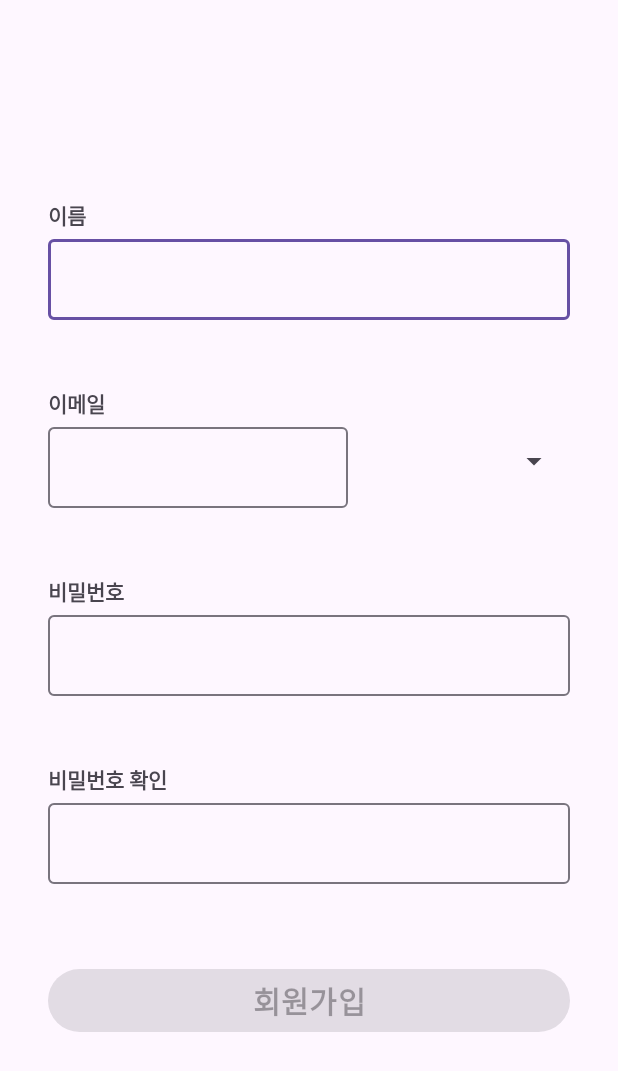
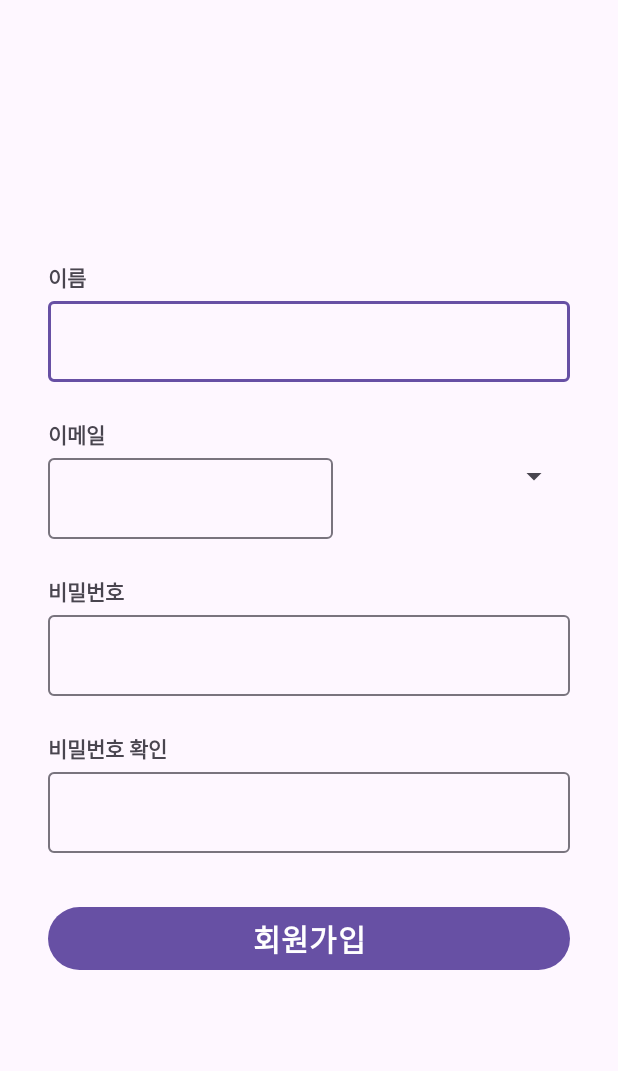
Before and after one commit to sungj5lee/challengeHW1, an Android app: the layout activity_main.xml on its own in the app's theme, with its tools: preview values and no code run, on a phone screen of 412 x 824 dp. Shown: the top 1071 px of the screen. Run offline under Robolectric (Android 15) with nearby library versions, the phone set to English and light mode, and no system bars.

Commit message:
Model, View, ViewModel 만듬

```diff
--- a/app/src/main/res/layout/activity_main.xml
+++ b/app/src/main/res/layout/activity_main.xml
@@ -30,8 +30,7 @@
             android:layout_height="wrap_content"
             android:layout_marginStart="32dp"
             android:layout_marginEnd="32dp"
-            app:errorEnabled="true"
-            app:errorIconDrawable="@null"
+            app:errorEnabled="@{viewModel.nameErrorEnabled}"
             app:layout_constraintBottom_toTopOf="@+id/email"
             app:layout_constraintEnd_toEndOf="parent"
             app:layout_constraintStart_toStartOf="parent"
@@ -62,13 +61,14 @@
 
         <com.google.android.material.textfield.TextInputLayout
             android:id="@+id/loEmail"
-            android:layout_width="200dp"
+            android:layout_width="190dp"
             android:layout_height="wrap_content"
             android:layout_marginStart="32dp"
             app:layout_constraintBottom_toTopOf="@+id/pwd"
             app:layout_constraintStart_toStartOf="parent"
             app:layout_constraintTop_toBottomOf="@+id/email"
-            app:errorEnabled="true">
+            app:errorEnabled="@{viewModel.emailErrorEnabled}"
+            >
 
             <com.google.android.material.textfield.TextInputEditText
                 android:id="@+id/etEmail"
@@ -99,7 +99,7 @@
             android:layout_height="wrap_content"
             android:layout_marginStart="32dp"
             android:layout_marginEnd="32dp"
-            app:errorEnabled="true"
+            app:errorEnabled="@{viewModel.pwdErrorEnabled}"
             app:layout_constraintBottom_toTopOf="@+id/pwdcheck"
             app:layout_constraintEnd_toEndOf="parent"
             app:layout_constraintStart_toStartOf="parent"
@@ -138,7 +138,7 @@
             app:layout_constraintEnd_toEndOf="parent"
             app:layout_constraintStart_toStartOf="parent"
             app:layout_constraintTop_toBottomOf="@+id/pwdcheck"
-            app:errorEnabled="true">
+            app:errorEnabled="@{viewModel.pwdCheckErrorEnabled}">
 
             <com.google.android.material.textfield.TextInputEditText
                 android:id="@+id/etPwdcheck"
@@ -158,7 +158,7 @@
             android:layout_marginStart="32dp"
             android:layout_marginTop="32dp"
             android:layout_marginEnd="32dp"
-            android:enabled="false"
+            android:enabled="@{viewModel.buttonEnabled}"
             android:text="@string/signup"
             android:textSize="20sp"
             android:textStyle="bold"
@@ -170,7 +170,7 @@
         <Spinner
             android:id="@+id/spinner"
             android:layout_width="0dp"
-            android:layout_height="0dp"
+            android:layout_height="wrap_content"
             android:layout_marginStart="16dp"
             android:layout_marginEnd="32dp"
             android:layout_marginBottom="24dp"
--- a/app/src/main/res/values/strings.xml
+++ b/app/src/main/res/values/strings.xml
@@ -14,4 +14,9 @@
     <string name="pwd">비밀번호</string>
     <string name="pwd_check">비밀번호 확인</string>
     <string name="signup">회원가입</string>
+
+    <string name="name_err">이름을 입력해주세요.</string>
+    <string name="email_err">이메일을 입력해주세요.</string>
+    <string name="pwd_err">비밀번호를 입력해주세요.</string>
+    <string name="pwd_check_err">비밀번호를 다시 입력해주세요.</string>
 </resources>
--- a/gradle.properties
+++ b/gradle.properties
@@ -21,3 +21,4 @@ kotlin.code.style=official
 # resources declared in the library itself and none from the library's dependencies,
 # thereby reducing the size of the R class for that library
 android.nonTransitiveRClass=true
+android.enableJetifier=true
```
Also changed, not shown: app/build.gradle.kts (+3 -4 lines), app/src/main/java/com/example/challengehw1/LoginViewModel.kt (+23 -0 lines), app/src/main/java/com/example/challengehw1/MainActivity.kt (+13 -59 lines).
